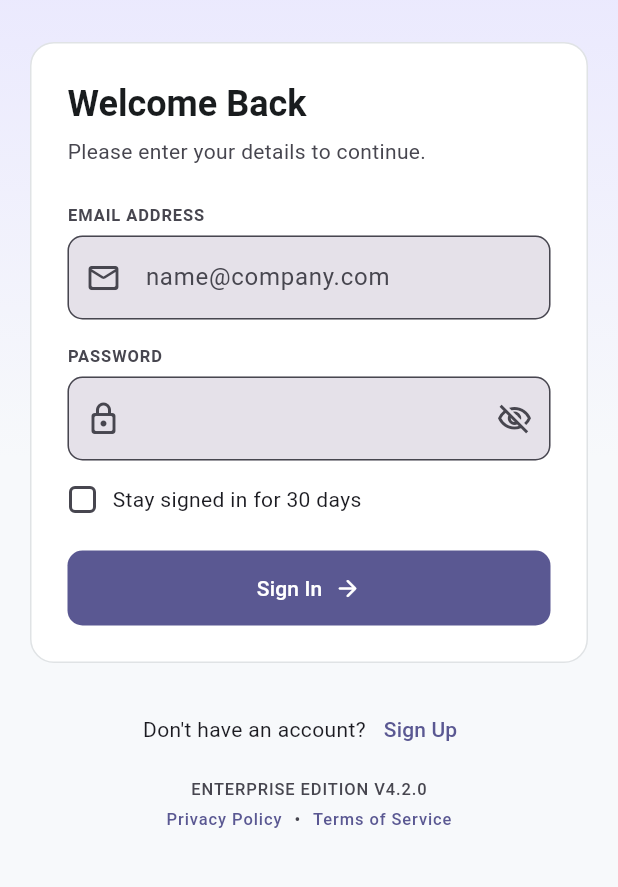
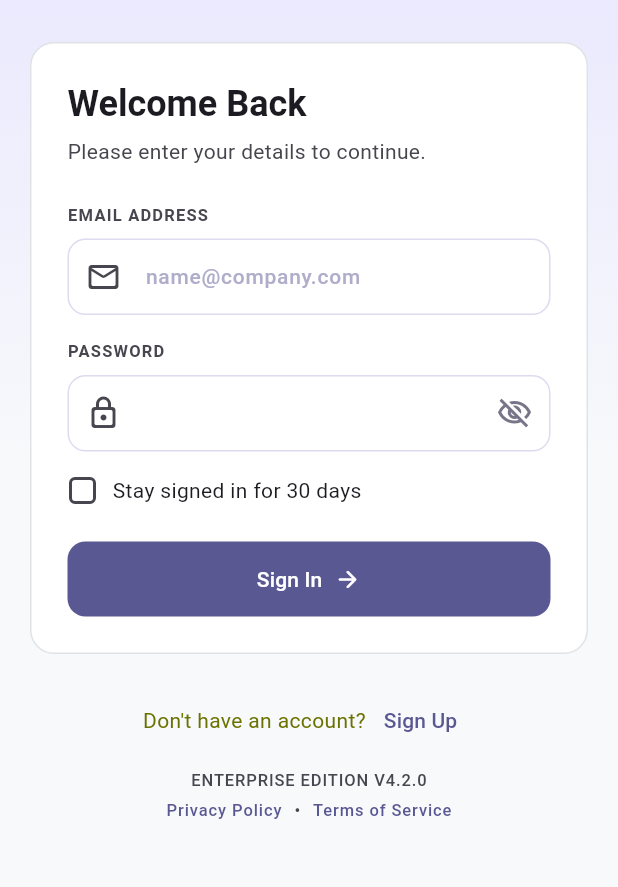
Before and after one commit to mohamedredaelsheikh/electro-pi-task-manager, a Flutter app: the screen it shows after launch, on a phone screen of 412 x 824 dp, the part 222-1109 px from its top. Run offline on Flutter 3.47's test engine with Material 3 defaults, Android fonts, the phone set to English and light mode, and no system bars; our stand-ins replace dio, flutter_bloc, get_it, go_router, shared_preferences.

Commit message:
refactor: Enhance UI themes and styles across various components

```diff
--- a/lib/core/theme/app_theme.dart
+++ b/lib/core/theme/app_theme.dart
@@ -4,6 +4,59 @@ class AppTheme {
   const AppTheme._();
 
   static const _primaryColor = Color(0xFF4F46E5);
+  static const _errorColor = Color(0xFFBA1A1A);
+
+  static InputDecorationTheme _inputTheme({
+    required Color fill,
+    required Color border,
+    required Color focused,
+    required Color error,
+    required Color hint,
+    required Color icon,
+  }) =>
+      InputDecorationTheme(
+        filled: true,
+        fillColor: fill,
+        contentPadding:
+            const EdgeInsets.symmetric(horizontal: 16, vertical: 14),
+        hintStyle: TextStyle(color: hint, fontSize: 14),
+        prefixIconColor: icon,
+        suffixIconColor: icon,
+        border: OutlineInputBorder(
+          borderRadius: BorderRadius.circular(12),
+          borderSide: BorderSide(color: border),
+        ),
+        enabledBorder: OutlineInputBorder(
+          borderRadius: BorderRadius.circular(12),
+          borderSide: BorderSide(color: border),
+        ),
+        focusedBorder: OutlineInputBorder(
+          borderRadius: BorderRadius.circular(12),
+          borderSide: BorderSide(color: focused, width: 1.5),
+        ),
+        errorBorder: OutlineInputBorder(
+          borderRadius: BorderRadius.circular(12),
+          borderSide: BorderSide(color: error),
+        ),
+        focusedErrorBorder: OutlineInputBorder(
+          borderRadius: BorderRadius.circular(12),
+          borderSide: BorderSide(color: error, width: 1.5),
+        ),
+        errorStyle: TextStyle(
+          color: error,
+          fontSize: 12,
+          fontWeight: FontWeight.w500,
+        ),
+      );
+
+  static FilledButtonThemeData get _buttonTheme => FilledButtonThemeData(
+        style: FilledButton.styleFrom(
+          minimumSize: const Size(double.infinity, 50),
+          shape: RoundedRectangleBorder(
+            borderRadius: BorderRadius.circular(12),
+          ),
+        ),
+      );
 
   static ThemeData get light => ThemeData(
         useMaterial3: true,
@@ -19,18 +72,15 @@ class AppTheme {
             side: BorderSide(color: Colors.grey.shade200),
           ),
         ),
-        inputDecorationTheme: InputDecorationTheme(
-          border: OutlineInputBorder(borderRadius: BorderRadius.circular(10)),
-          filled: true,
+        inputDecorationTheme: _inputTheme(
+          fill: Colors.white,
+          border: const Color(0xFFDDDBF0),
+          focused: _primaryColor,
+          error: _errorColor,
+          hint: const Color(0xFFB0ADCA),
+          icon: const Color(0xFF777587),
         ),
-        filledButtonTheme: FilledButtonThemeData(
-          style: FilledButton.styleFrom(
-            minimumSize: const Size(double.infinity, 50),
-            shape: RoundedRectangleBorder(
-              borderRadius: BorderRadius.circular(10),
-            ),
-          ),
-        ),
+        filledButtonTheme: _buttonTheme,
       );
 
   static ThemeData get dark => ThemeData(
@@ -47,17 +97,14 @@ class AppTheme {
             side: BorderSide(color: Colors.grey.shade800),
           ),
         ),
-        inputDecorationTheme: InputDecorationTheme(
-          border: OutlineInputBorder(borderRadius: BorderRadius.circular(10)),
-          filled: true,
+        inputDecorationTheme: _inputTheme(
+          fill: const Color(0xFF2D2C3E),
+          border: const Color(0xFF4A4860),
+          focused: const Color(0xFF9D97F5),
+          error: const Color(0xFFFFB4AB),
+          hint: const Color(0xFF6B6880),
+          icon: const Color(0xFF9994B0),
         ),
-        filledButtonTheme: FilledButtonThemeData(
-          style: FilledButton.styleFrom(
-            minimumSize: const Size(double.infinity, 50),
-            shape: RoundedRectangleBorder(
-              borderRadius: BorderRadius.circular(10),
-            ),
-          ),
-        ),
+        filledButtonTheme: _buttonTheme,
       );
 }
--- a/lib/core/widgets/section_label.dart
+++ b/lib/core/widgets/section_label.dart
@@ -8,10 +8,10 @@ class SectionLabel extends StatelessWidget {
   Widget build(BuildContext context) {
     return Text(
       text,
-      style: const TextStyle(
+      style: TextStyle(
         fontSize: 11,
         fontWeight: FontWeight.w600,
-        color: Color(0xFF777587),
+        color: Theme.of(context).colorScheme.onSurfaceVariant,
         letterSpacing: 0.8,
       ),
     );
--- a/lib/features/auth/presentation/pages/login_page.dart
+++ b/lib/features/auth/presentation/pages/login_page.dart
@@ -86,7 +86,9 @@ class _LoginPageState extends State<LoginPage> {
                     children: [
                       Text(
                         "Don't have an account?",
-                        style: Theme.of(context).textTheme.bodyMedium,
+                        style: Theme.of(context).textTheme.bodyMedium?.copyWith(
+                          color: Color(0xff6b7200),
+                        ),
                       ),
                       TextButton(
                         onPressed: () => context.push(AppRoutes.register),
@@ -106,7 +108,6 @@ class _LoginPageState extends State<LoginPage> {
     );
   }
 }
-
 
 class _LoginCard extends StatelessWidget {
   final GlobalKey<FormState> formKey;
@@ -145,7 +146,7 @@ class _LoginCard extends StatelessWidget {
               'Welcome Back',
               style: Theme.of(context).textTheme.headlineSmall?.copyWith(
                 fontWeight: FontWeight.bold,
-                    color: const Color(0xFF191C1E),
+                color: colorScheme.onSurface,
               ),
             ),
             const SizedBox(height: 6),
--- a/lib/features/auth/presentation/pages/register_page.dart
+++ b/lib/features/auth/presentation/pages/register_page.dart
@@ -163,7 +163,7 @@ class _RegisterCard extends StatelessWidget {
               'Create Account',
               style: Theme.of(context).textTheme.headlineSmall?.copyWith(
                     fontWeight: FontWeight.bold,
-                    color: const Color(0xFF191C1E),
+                    color: colorScheme.onSurface,
                   ),
             ),
             const SizedBox(height: 6),
--- a/lib/features/auth/presentation/widgets/auth_text_field.dart
+++ b/lib/features/auth/presentation/widgets/auth_text_field.dart
@@ -40,31 +40,31 @@ class _AuthTextFieldState extends State<AuthTextField> {
           widget.label.toUpperCase(),
           style: Theme.of(context).textTheme.labelSmall?.copyWith(
                 color: colorScheme.onSurfaceVariant,
-                fontWeight: FontWeight.w600,
-                letterSpacing: 0.6,
+                fontWeight: FontWeight.w700,
+                letterSpacing: 0.8,
               ),
         ),
-        const SizedBox(height: 6),
+        const SizedBox(height: 8),
         TextFormField(
           controller: widget.controller,
           keyboardType: widget.keyboardType,
           textInputAction: widget.textInputAction,
           obscureText: widget.obscure && _obscured,
           validator: widget.validator,
+          style: TextStyle(
+            color: colorScheme.onSurface,
+            fontSize: 15,
+            fontWeight: FontWeight.w500,
+          ),
           decoration: InputDecoration(
             hintText: widget.hint,
             prefixIcon: widget.prefixIcon,
-            focusedBorder: OutlineInputBorder(
-              borderRadius: BorderRadius.circular(10),
-              borderSide: BorderSide(color: colorScheme.primary, width: 2),
-            ),
             suffixIcon: widget.obscure
                 ? IconButton(
                     icon: Icon(
                       _obscured
                           ? Icons.visibility_off_outlined
                           : Icons.visibility_outlined,
-                      color: colorScheme.onSurfaceVariant,
                     ),
                     onPressed: () => setState(() => _obscured = !_obscured),
                   )
```
Also changed, not shown: lib/features/profile/presentation/pages/profile_page.dart (+11 -10 lines), lib/features/settings/presentation/pages/settings_page.dart (+7 -6 lines). Lines whose indentation alone changed are shown as unchanged.
